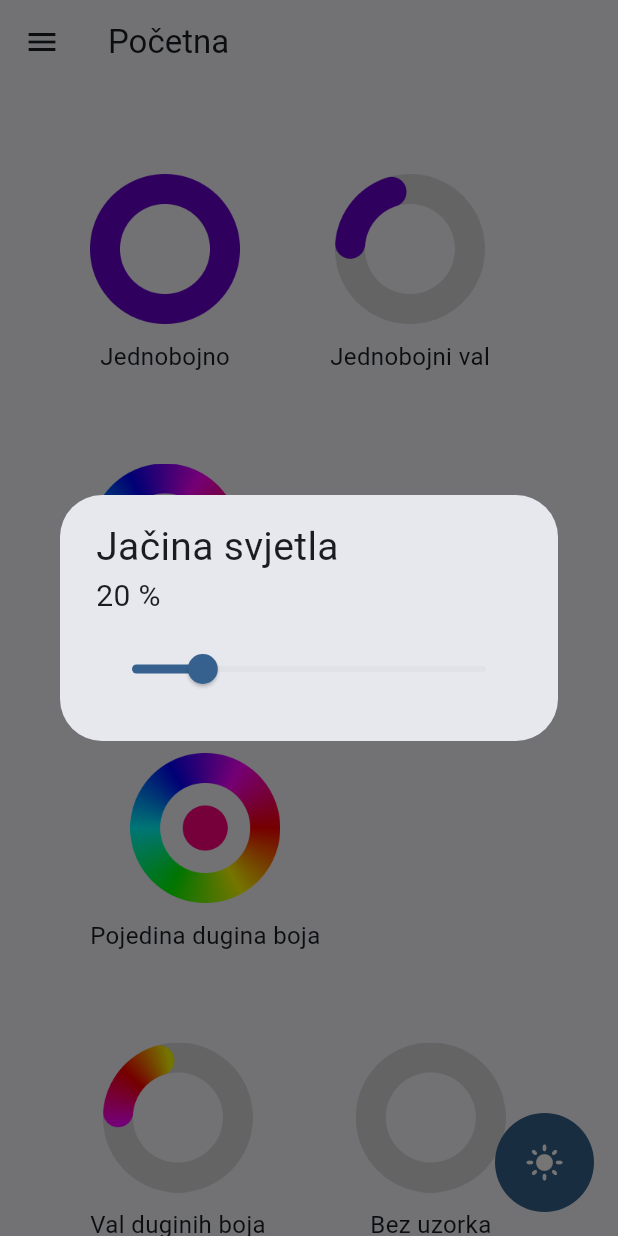
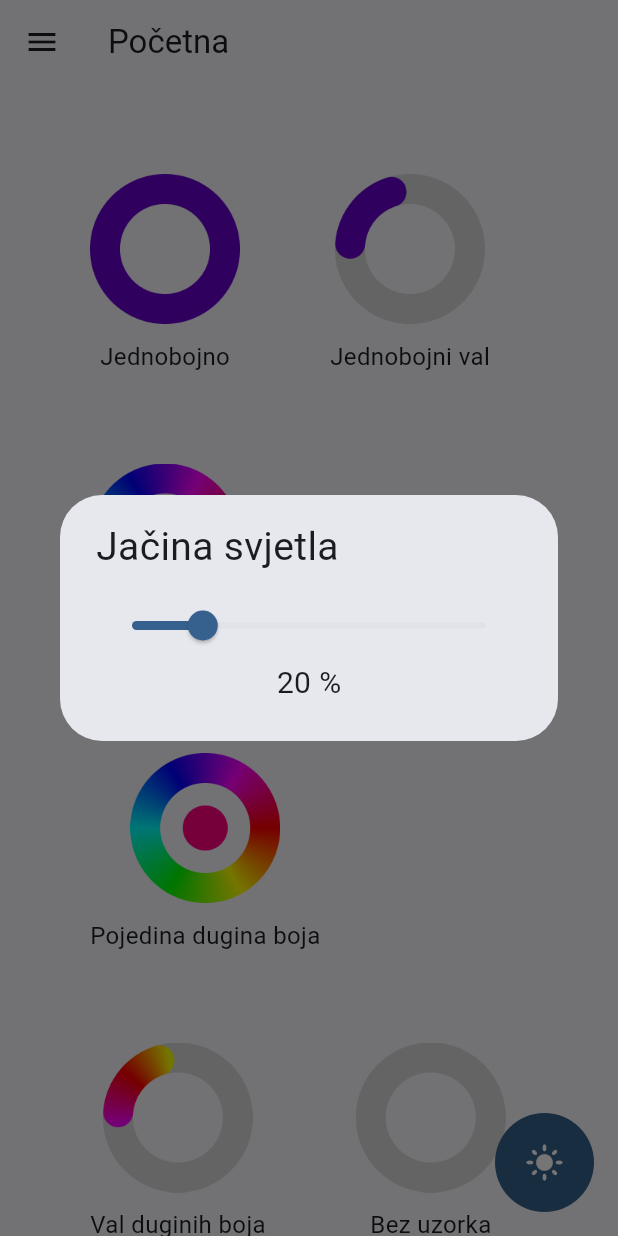
Before and after one commit to jmojzes21/Smart_Home, a Flutter app: the HomePage screen opened directly, after a tap on the "light mode" icon, on a phone screen of 412 x 824 dp. Run offline on Flutter 3.47's test engine with Material 3 defaults, Android fonts, the phone set to English and light mode, and no system bars; our stand-ins replace multicast_dns; missing offline and left inert: file_selector.

Commit message:
Iznos svjetline na sredini

```diff
--- a/smart_leds_app/lib/pages/home.dart
+++ b/smart_leds_app/lib/pages/home.dart
@@ -98,7 +98,6 @@ class _PatternCard extends StatelessWidget {
   final void Function() onSecondaryTap;
 
   const _PatternCard({
-    super.key,
     required this.name,
     required this.icon,
     required this.onPrimaryTap,
--- a/smart_leds_app/lib/widgets/dialogs/brightness.dart
+++ b/smart_leds_app/lib/widgets/dialogs/brightness.dart
@@ -24,7 +24,7 @@ class BrightnessDialog extends StatelessWidget {
 }
 
 class _BrightnessControl extends StatefulWidget {
-  const _BrightnessControl({super.key});
+  const _BrightnessControl();
   @override
   State<_BrightnessControl> createState() => _BrightnessControlState();
 }
@@ -44,13 +44,16 @@ class _BrightnessControlState extends State<_BrightnessControl> {
       mainAxisSize: MainAxisSize.min,
       children: [
         Text('Jačina svjetla', style: MyTheme.titleLarge),
-        Text('${brightness.round()} %', style: TextStyle(fontSize: 20)),
         SizedBox(height: 10),
         Slider(
           value: brightness,
           min: 0,
           max: 100,
           onChanged: (value) => setState(() => brightness = value),
+        ),
+        Center(
+          child:
+              Text('${brightness.round()} %', style: TextStyle(fontSize: 20)),
         ),
       ],
     );
```
